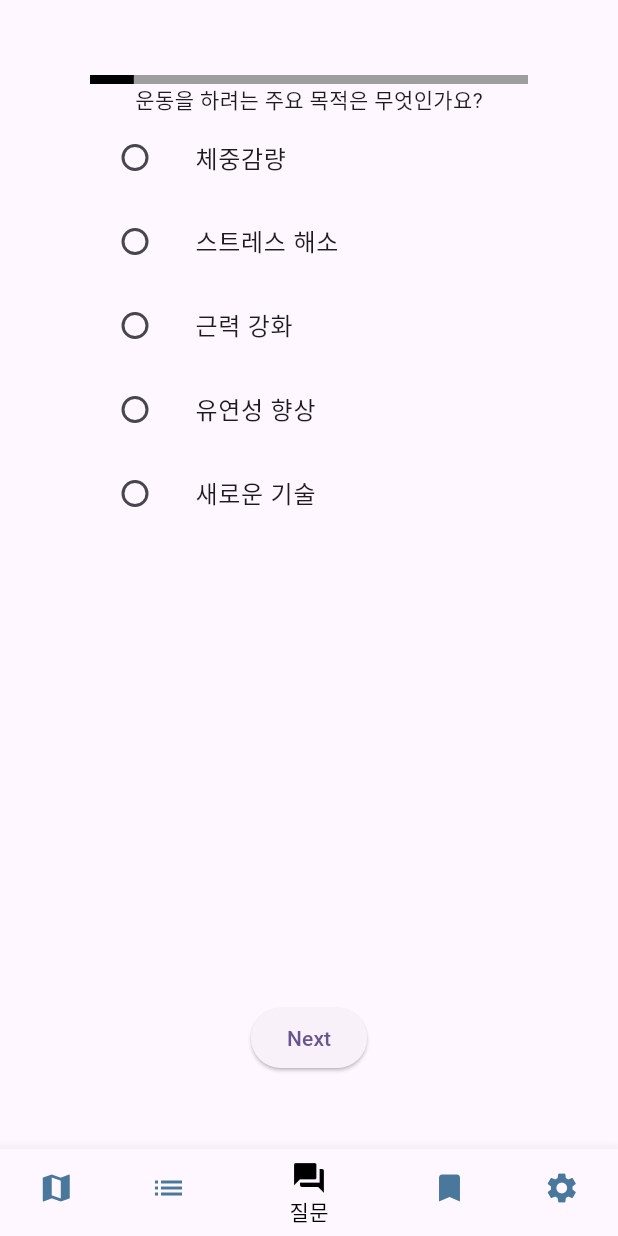
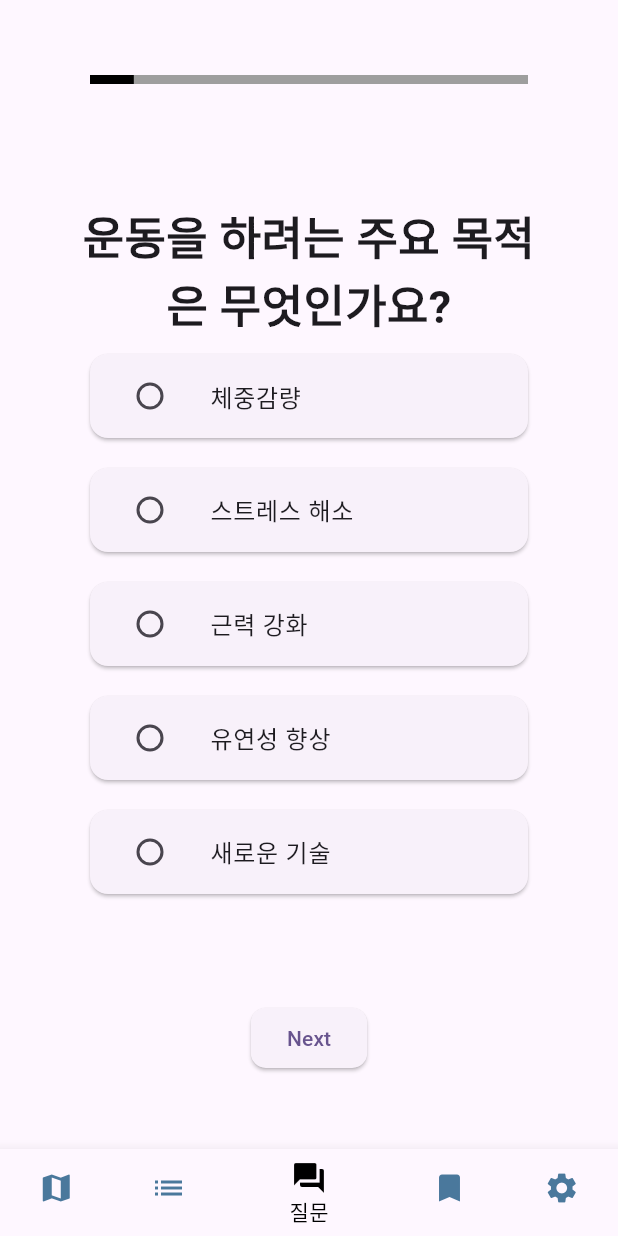
Before and after one commit to juntae123456/eodego_app, a Flutter app: the screen it shows after launch, item 3 of the bottom bar chosen, after a tap on "시작하기", on a phone screen of 412 x 824 dp. Run offline on Flutter 3.47's test engine with Material 3 defaults, Android fonts, the phone set to English and light mode, and no system bars; drawn by our look-alikes of percent_indicator; our stand-ins replace flutter_dotenv, geocoding, google_maps_flutter, location.

Commit message:
ai ui 완성

```diff
--- a/lib/screen/content_page.dart
+++ b/lib/screen/content_page.dart
@@ -1,6 +1,7 @@
 import 'package:flutter/material.dart';
 import 'widget/question_sheet.dart';
 import 'widget/custom_bottom_navigation_bar.dart';
+import 'widget/question_end_sheet.dart';
 
 class ContentPage extends StatefulWidget {
   const ContentPage({super.key});
@@ -12,6 +13,7 @@ class ContentPage extends StatefulWidget {
 class _ContentPageState extends State<ContentPage> {
   int _selectedIndex = 2;
   bool _showQuestionSheet = false;
+  bool _showQuestionEndSheet = false;
 
   void _onItemTapped(int index) {
     if (_selectedIndex == index) {
@@ -25,14 +27,24 @@ class _ContentPageState extends State<ContentPage> {
   void _startQuestionnaire() {
     setState(() {
       _showQuestionSheet = true;
+      _showQuestionEndSheet = false;
+    });
+  }
+
+  void _finishQuestionnaire() {
+    setState(() {
+      _showQuestionSheet = false;
+      _showQuestionEndSheet = true;
     });
   }
 
   @override
   Widget build(BuildContext context) {
     return Scaffold(
-      body: _showQuestionSheet
-          ? const QuestionSheet()
+      body: _showQuestionEndSheet
+          ? const QuestionEndSheet()
+          : _showQuestionSheet
+              ? QuestionSheet(onFinish: _finishQuestionnaire)
               : Center(
                   child: Column(
                     mainAxisAlignment: MainAxisAlignment.center,
@@ -46,7 +58,8 @@ class _ContentPageState extends State<ContentPage> {
                       const SizedBox(height: 20),
                       const Text(
                         'AI 운동 추천',
-                    style: TextStyle(fontSize: 24, fontWeight: FontWeight.bold),
+                        style: TextStyle(
+                            fontSize: 24, fontWeight: FontWeight.bold),
                       ),
                       const SizedBox(height: 10),
                       const Text(
@@ -60,9 +73,9 @@ class _ContentPageState extends State<ContentPage> {
                           borderRadius: BorderRadius.circular(15),
                         ),
                         margin: const EdgeInsets.symmetric(horizontal: 20),
-                    child: Padding(
-                      padding: const EdgeInsets.all(20),
-                      child: const Text(
+                        child: const Padding(
+                          padding: EdgeInsets.all(20),
+                          child: Text(
                             'AI가 당신을 위해 준비한 질문을 통해 운동 추천을 받아보세요.',
                             textAlign: TextAlign.center,
                             style: TextStyle(fontSize: 18, color: Colors.teal),
--- a/lib/screen/widget/question_sheet.dart
+++ b/lib/screen/widget/question_sheet.dart
@@ -2,7 +2,9 @@ import 'package:flutter/material.dart';
 import 'package:percent_indicator/percent_indicator.dart';
 
 class QuestionSheet extends StatefulWidget {
-  const QuestionSheet({Key? key}) : super(key: key);
+  final VoidCallback onFinish;
+
+  const QuestionSheet({Key? key, required this.onFinish}) : super(key: key);
 
   @override
   _QuestionSheetState createState() => _QuestionSheetState();
@@ -28,14 +30,28 @@ class _QuestionSheetState extends State<QuestionSheet> {
           Expanded(
             child: Visibility(
               visible: _currentPage <= _totalPages - 1,
+              child: Padding(
+                padding: const EdgeInsets.only(top: 80.0),
                 child: Column(
                   children: [
-                  Text(_getQuestionText(_currentPage)),
-                  ListView.builder(
+                    Center(
+                      child: Text(
+                        _getQuestionText(_currentPage),
+                        style: const TextStyle(
+                          fontSize: 30.0,
+                          fontWeight: FontWeight.bold,
+                        ),
+                        textAlign: TextAlign.center,
+                      ),
+                    ),
+                    Expanded(
+                      child: ListView.builder(
                         shrinkWrap: true,
                         itemCount: _getOptionsCount(_currentPage),
                         itemBuilder: (context, index) {
-                      return ListTile(
+                          return Card(
+                            margin: const EdgeInsets.all(10.0),
+                            child: ListTile(
                               title: Text(_getOptionText(_currentPage, index)),
                               leading: Radio<int>(
                                 value: index,
@@ -46,24 +62,39 @@ class _QuestionSheetState extends State<QuestionSheet> {
                                   });
                                 },
                               ),
+                              onTap: () {
+                                setState(() {
+                                  _selectedOption = index;
+                                });
+                              },
+                            ),
                           );
                         },
+                      ),
                     ),
                   ],
                 ),
               ),
             ),
+          ),
           ElevatedButton(
+            style: ElevatedButton.styleFrom(
+              shape: RoundedRectangleBorder(
+                borderRadius: BorderRadius.circular(10.0),
+              ),
+            ),
             onPressed: () {
               setState(() {
                 if (_currentPage < _totalPages - 1) {
                   _currentPage++;
                   _selectedOption =
                       null; // Reset selected option for next question
+                } else {
+                  widget.onFinish();
                 }
               });
             },
-            child: const Text('Next'),
+            child: Text(_currentPage < _totalPages - 1 ? 'Next' : 'Finish'),
           ),
         ],
       ),
@@ -77,7 +108,7 @@ class _QuestionSheetState extends State<QuestionSheet> {
       case 1:
         return '운동 중 선호하는 활동 유형은 무엇인가요?';
       case 2:
-        return '현운동을 배우는 방식을 선호하시나요?';
+        return '운동을 배우는 방식을 선호하시나요?';
       case 3:
         return '어떤 운동 강도를 선호하시나요?';
       case 4:
```
Also changed, not shown: lib/screen/widget/question_end_sheet.dart (added, +54 -0 lines). Lines whose indentation alone changed are shown as unchanged.
